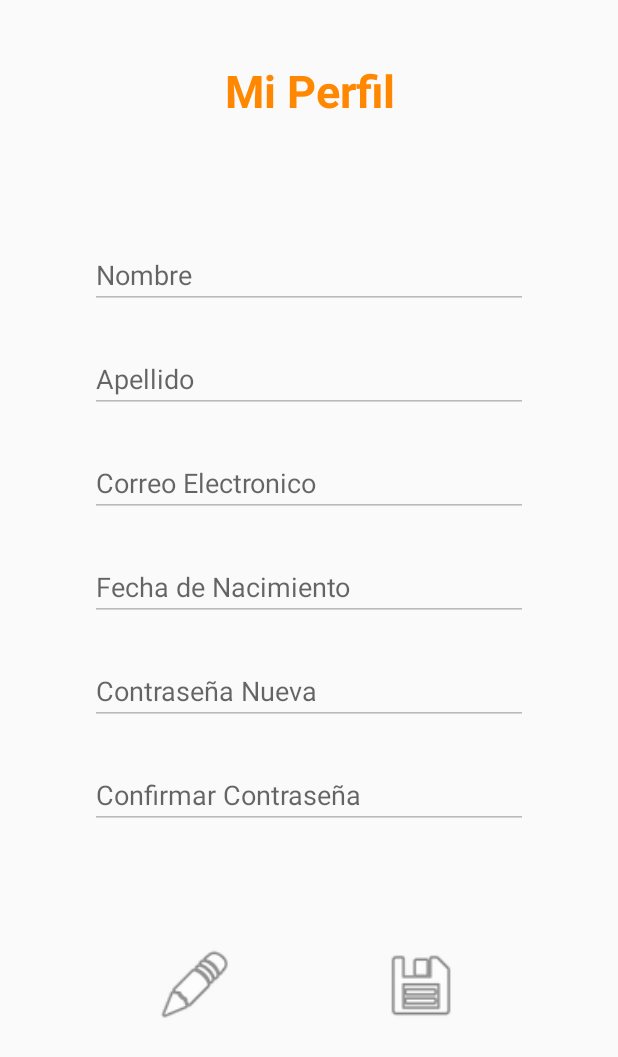
After one commit to Fponce9/Time2SpeakKotlin, an Android app: the EditarPerfil screen opened directly, with no data from a screen before it, on a phone screen of 412 x 824 dp. The commit adds this screen. Shown: the top 1057 px of the screen. Run offline under Robolectric (Android 15) with nearby library versions, the phone set to English and light mode, and no system bars.

Commit message:
activity editar perfil

```diff
--- a/app/src/main/AndroidManifest.xml
+++ b/app/src/main/AndroidManifest.xml
@@ -16,7 +16,8 @@
         android:supportsRtl="true"
         android:theme="@style/AppTheme"
         android:usesCleartextTraffic="true">
-        <activity android:name=".Medallas"></activity>
+        <activity android:name=".EditarPerfil"></activity>
+        <activity android:name=".Medallas" />
         <activity android:name=".Mascota" />
         <activity android:name=".PalabrasLetra" />
         <activity android:name=".VisualizarFeedback" />
--- /dev/null
+++ b/app/src/main/java/com/example/android8_kututis/EditarPerfil.kt
@@ -0,0 +1,43 @@
+package com.example.android8_kututis
+
+import androidx.appcompat.app.AppCompatActivity
+import android.os.Bundle
+import kotlinx.android.synthetic.main.activity_editar_perfil.*
+
+class EditarPerfil : AppCompatActivity() {
+    override fun onCreate(savedInstanceState: Bundle?) {
+        super.onCreate(savedInstanceState)
+        setContentView(R.layout.activity_editar_perfil)
+        et_ConfContraEdit.isEnabled=false
+        et_ContraEditar.isEnabled=false
+        etEmailEdit.isEnabled=false
+        etNacimientoEdit.isEnabled=false
+        etNombreEdit.isEnabled=false
+        etApellidoEdit.isEnabled=false
+        im_save.isClickable=false
+        var save=false
+        var edit=true
+        im_edit.isClickable=true
+        im_edit.setOnClickListener {
+            if (save==false){
+                im_save.isClickable=true
+                im_edit.isClickable=false
+                et_ConfContraEdit.isEnabled=true
+                et_ContraEditar.isEnabled=true
+                etEmailEdit.isEnabled=true
+                save=true
+                edit=false
+            }
+         }
+        im_save.setOnClickListener {
+            if (edit==false){
+                im_edit.isClickable=true
+                et_ConfContraEdit.isEnabled=false
+                et_ContraEditar.isEnabled=false
+                etEmailEdit.isEnabled=false
+                edit=true
+                save=false
+            }
+        }
+    }
+}
--- a/app/src/main/java/com/example/android8_kututis/LetrasTerapia.kt
+++ b/app/src/main/java/com/example/android8_kututis/LetrasTerapia.kt
@@ -1,16 +1,13 @@
 package com.example.android8_kututis
 
 import android.content.Intent
-import android.net.Uri
 import android.os.Bundle
 import android.util.Log
-import android.view.View
 import android.widget.Toast
 import androidx.appcompat.app.AppCompatActivity
 import androidx.recyclerview.widget.LinearLayoutManager
 import com.example.android8_kututis.Network.KututisApi
 import com.example.android8_kututis.Network.Letra
-import com.google.android.gms.auth.api.signin.GoogleSignIn
 import kotlinx.android.synthetic.main.activity_letras_terapia.*
 import retrofit2.Call
 import retrofit2.Callback
@@ -45,6 +42,11 @@ class LetrasTerapia : AppCompatActivity() {
             MedallasIntent.putExtra("idPaciente",idPaciente)
             startActivity(MedallasIntent)
         }
+        imeditar.setOnClickListener {
+            val EditarIntent=Intent(this,EditarPerfil::class.java )
+            EditarIntent.putExtra("idPaciente",idPaciente)
+            startActivity(EditarIntent)
+        }
     }
 
     fun fetchLetras(){
--- /dev/null
+++ b/app/src/main/res/layout/activity_editar_perfil.xml
@@ -0,0 +1,140 @@
+<?xml version="1.0" encoding="utf-8"?>
+<androidx.constraintlayout.widget.ConstraintLayout xmlns:android="http://schemas.android.com/apk/res/android"
+    xmlns:app="http://schemas.android.com/apk/res-auto"
+    xmlns:tools="http://schemas.android.com/tools"
+    android:layout_width="match_parent"
+    android:layout_height="match_parent"
+    tools:context=".EditarPerfil">
+
+    <TextView
+        android:id="@+id/textView8"
+        android:layout_width="wrap_content"
+        android:layout_height="wrap_content"
+        android:layout_marginTop="40dp"
+        android:text="Mi Perfil"
+        android:textColor="@android:color/holo_orange_dark"
+        android:textSize="30sp"
+        android:textStyle="bold"
+        app:layout_constraintEnd_toEndOf="parent"
+        app:layout_constraintHorizontal_bias="0.503"
+        app:layout_constraintStart_toStartOf="parent"
+        app:layout_constraintTop_toTopOf="parent" />
+
+    <EditText
+        android:id="@+id/etNombreEdit"
+        android:layout_width="0dp"
+        android:layout_height="wrap_content"
+        android:layout_marginStart="60dp"
+        android:layout_marginTop="80dp"
+        android:layout_marginEnd="60dp"
+        android:autofillHints="personName"
+        android:ems="10"
+        android:hint="@string/nombre"
+        android:inputType="textPersonName"
+        app:layout_constraintEnd_toEndOf="parent"
+        app:layout_constraintHorizontal_bias="0.0"
+        app:layout_constraintStart_toStartOf="parent"
+        app:layout_constraintTop_toBottomOf="@+id/textView8" />
+
+    <EditText
+        android:id="@+id/et_ConfContraEdit"
+        android:layout_width="0dp"
+        android:layout_height="wrap_content"
+        android:layout_marginStart="60dp"
+        android:layout_marginTop="24dp"
+        android:layout_marginEnd="60dp"
+        android:ems="10"
+        android:hint="@string/confcontrasena"
+        android:inputType="textPassword"
+        app:layout_constraintEnd_toEndOf="parent"
+        app:layout_constraintHorizontal_bias="0.0"
+        app:layout_constraintStart_toStartOf="parent"
+        app:layout_constraintTop_toBottomOf="@+id/et_ContraEditar" />
+
+    <EditText
+        android:id="@+id/etApellidoEdit"
+        android:layout_width="0dp"
+        android:layout_height="wrap_content"
+        android:layout_marginStart="60dp"
+        android:layout_marginTop="24dp"
+        android:layout_marginEnd="60dp"
+        android:autofillHints="personFamilyName"
+        android:ems="10"
+        android:hint="@string/apellido"
+        android:inputType="textPersonName"
+        app:layout_constraintEnd_toEndOf="parent"
+        app:layout_constraintHorizontal_bias="0.0"
+        app:layout_constraintStart_toStartOf="parent"
+        app:layout_constraintTop_toBottomOf="@+id/etNombreEdit" />
+
+    <EditText
+        android:id="@+id/etEmailEdit"
+        android:layout_width="0dp"
+        android:layout_height="wrap_content"
+        android:layout_marginStart="60dp"
+        android:layout_marginTop="24dp"
+        android:layout_marginEnd="60dp"
+        android:autofillHints="emailAddress"
+        android:ems="10"
+        android:hint="@string/correo_electronico"
+        android:inputType="textEmailAddress"
+        app:layout_constraintEnd_toEndOf="parent"
+        app:layout_constraintHorizontal_bias="0.0"
+        app:layout_constraintStart_toStartOf="parent"
+        app:layout_constraintTop_toBottomOf="@+id/etApellidoEdit" />
+
+    <EditText
+        android:id="@+id/et_ContraEditar"
+        android:layout_width="0dp"
+        android:layout_height="wrap_content"
+        android:layout_marginStart="60dp"
+        android:layout_marginTop="24dp"
+        android:layout_marginEnd="60dp"
+        android:autofillHints="newPassword"
+        android:ems="10"
+        android:hint="Contraseña Nueva"
+        android:inputType="textPassword"
+        app:layout_constraintEnd_toEndOf="parent"
+        app:layout_constraintHorizontal_bias="0.0"
+        app:layout_constraintStart_toStartOf="parent"
+        app:layout_constraintTop_toBottomOf="@+id/etNacimientoEdit" />
+
+    <EditText
+        android:id="@+id/etNacimientoEdit"
+        android:layout_width="0dp"
+        android:layout_height="wrap_content"
+        android:layout_marginStart="60dp"
+        android:layout_marginTop="24dp"
+        android:layout_marginEnd="60dp"
+        android:ems="10"
+        android:hint="@string/nacimiento"
+        android:inputType="date"
+        app:layout_constraintEnd_toEndOf="parent"
+        app:layout_constraintHorizontal_bias="0.0"
+        app:layout_constraintStart_toStartOf="parent"
+        app:layout_constraintTop_toBottomOf="@+id/etEmailEdit" />
+
+    <ImageView
+        android:id="@+id/im_save"
+        android:layout_width="56dp"
+        android:layout_height="52dp"
+        app:layout_constraintBottom_toBottomOf="parent"
+        app:layout_constraintEnd_toEndOf="parent"
+        app:layout_constraintHorizontal_bias="0.482"
+        app:layout_constraintStart_toEndOf="@+id/im_edit"
+        app:layout_constraintTop_toBottomOf="@+id/et_ConfContraEdit"
+        app:layout_constraintVertical_bias="0.356"
+        app:srcCompat="@android:drawable/ic_menu_save" />
+
+    <ImageView
+        android:id="@+id/im_edit"
+        android:layout_width="52dp"
+        android:layout_height="52dp"
+        android:layout_marginStart="104dp"
+        app:layout_constraintBottom_toBottomOf="parent"
+        app:layout_constraintStart_toStartOf="parent"
+        app:layout_constraintTop_toBottomOf="@+id/et_ConfContraEdit"
+        app:layout_constraintVertical_bias="0.356"
+        app:srcCompat="@android:drawable/ic_menu_edit" />
+
+</androidx.constraintlayout.widget.ConstraintLayout>
--- a/app/src/main/res/layout/activity_letras_terapia.xml
+++ b/app/src/main/res/layout/activity_letras_terapia.xml
@@ -21,12 +21,12 @@
         android:id="@+id/textView5"
         android:layout_width="wrap_content"
         android:layout_height="wrap_content"
+        android:layout_marginStart="96dp"
         android:layout_marginTop="32dp"
         android:text="Palabras Asignadas"
         android:textColor="#673AB7"
         android:textSize="24sp"
         android:textStyle="bold"
-        app:layout_constraintEnd_toEndOf="parent"
         app:layout_constraintStart_toStartOf="parent"
         app:layout_constraintTop_toTopOf="parent" />
 
@@ -53,4 +53,15 @@
         app:layout_constraintStart_toStartOf="parent"
         app:layout_constraintTop_toBottomOf="@+id/rv_LetrasTerapias"
         app:layout_constraintVertical_bias="0.246" />
+
+    <ImageView
+        android:id="@+id/imeditar"
+        android:layout_width="wrap_content"
+        android:layout_height="wrap_content"
+        android:layout_marginTop="32dp"
+        app:layout_constraintEnd_toEndOf="parent"
+        app:layout_constraintHorizontal_bias="0.449"
+        app:layout_constraintStart_toEndOf="@+id/textView5"
+        app:layout_constraintTop_toTopOf="parent"
+        app:srcCompat="@android:drawable/ic_menu_edit" />
 </androidx.constraintlayout.widget.ConstraintLayout>
--- a/app/src/main/res/layout/activity_registro_paciente.xml
+++ b/app/src/main/res/layout/activity_registro_paciente.xml
@@ -10,7 +10,9 @@
         android:id="@+id/etRepetirContraseña"
         android:layout_width="match_parent"
         android:layout_height="match_parent"
-        tools:context=".RegistroActivity">
+        tools:context=".RegistroActivity"
+        tools:layout_editor_absoluteX="0dp"
+        tools:layout_editor_absoluteY="0dp">
 
         <Button
             android:id="@+id/btnRegistrarme"
@@ -45,13 +47,13 @@
             android:layout_marginStart="60dp"
             android:layout_marginTop="24dp"
             android:layout_marginEnd="60dp"
+            android:autofillHints="emailAddress"
             android:ems="10"
             android:hint="@string/correo_electronico"
             android:inputType="textEmailAddress"
             app:layout_constraintEnd_toEndOf="parent"
             app:layout_constraintStart_toStartOf="parent"
-            app:layout_constraintTop_toBottomOf="@+id/etApellidoRegistro"
-            android:autofillHints="emailAddress" />
+            app:layout_constraintTop_toBottomOf="@+id/etApellidoRegistro" />
 
         <EditText
             android:id="@+id/etApellidoRegistro"
@@ -60,13 +62,13 @@
             android:layout_marginStart="60dp"
             android:layout_marginTop="24dp"
             android:layout_marginEnd="60dp"
+            android:autofillHints="personFamilyName"
             android:ems="10"
             android:hint="@string/apellido"
             android:inputType="textPersonName"
             app:layout_constraintEnd_toEndOf="parent"
             app:layout_constraintStart_toStartOf="parent"
-            app:layout_constraintTop_toBottomOf="@+id/etNombreRegistro"
-            android:autofillHints="personFamilyName" />
+            app:layout_constraintTop_toBottomOf="@+id/etNombreRegistro" />
 
         <EditText
             android:id="@+id/etNacimientoRegistro"
@@ -80,8 +82,7 @@
             android:inputType="date"
             app:layout_constraintEnd_toEndOf="parent"
             app:layout_constraintStart_toStartOf="parent"
-            app:layout_constraintTop_toBottomOf="@+id/etEmailRegistro"
-             />
+            app:layout_constraintTop_toBottomOf="@+id/etEmailRegistro" />
 
         <EditText
             android:id="@+id/etContrasenaRegistro"
@@ -90,13 +91,13 @@
             android:layout_marginStart="60dp"
             android:layout_marginTop="24dp"
             android:layout_marginEnd="60dp"
+            android:autofillHints="newPassword"
             android:ems="10"
             android:hint="@string/contrasena"
             android:inputType="textPassword"
             app:layout_constraintEnd_toEndOf="parent"
             app:layout_constraintStart_toStartOf="parent"
-            app:layout_constraintTop_toBottomOf="@+id/etNacimientoRegistro"
-            android:autofillHints="newPassword" />
+            app:layout_constraintTop_toBottomOf="@+id/etNacimientoRegistro" />
 
         <EditText
             android:id="@+id/etConfContrasenaRegistro"
@@ -110,8 +111,7 @@
             android:inputType="textPassword"
             app:layout_constraintEnd_toEndOf="parent"
             app:layout_constraintStart_toStartOf="parent"
-            app:layout_constraintTop_toBottomOf="@+id/etContrasenaRegistro"
-            />
+            app:layout_constraintTop_toBottomOf="@+id/etContrasenaRegistro" />
 
         <EditText
             android:id="@+id/etNombreRegistro"
@@ -120,13 +120,13 @@
             android:layout_marginStart="60dp"
             android:layout_marginTop="24dp"
             android:layout_marginEnd="60dp"
+            android:autofillHints="personName"
             android:ems="10"
             android:hint="@string/nombre"
             android:inputType="textPersonName"
             app:layout_constraintEnd_toEndOf="parent"
             app:layout_constraintStart_toStartOf="parent"
-            app:layout_constraintTop_toBottomOf="@+id/textView2"
-            android:autofillHints="personName"/>
+            app:layout_constraintTop_toBottomOf="@+id/textView2" />
     </androidx.constraintlayout.widget.ConstraintLayout>
 
 </androidx.constraintlayout.widget.ConstraintLayout>
```
